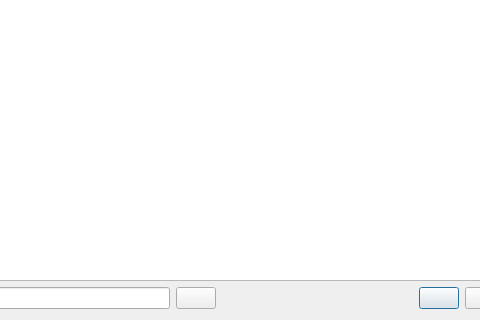
Old version of the form pordb_historie.ui in the repository hwmay/pordb3; both pictures show x 341 to 821 and y 434 to 754 of the 903 by 754 pixel window.
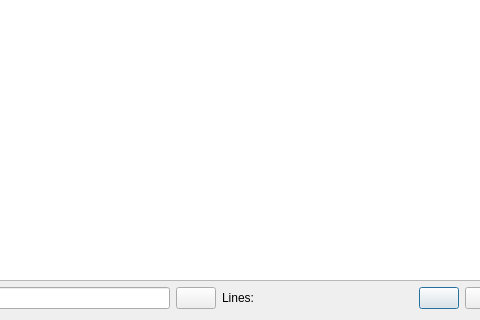
New version of the form. Icons and pictures are not drawn.

Commit message: New function: add number of lines to history screen

The edit to the form file:
```diff
--- a/pordb_historie.ui
+++ b/pordb_historie.ui
@@ -77,6 +77,20 @@
          </property>
         </widget>
        </item>
+       <item>
+        <widget class="QLabel" name="label_1">
+         <property name="text">
+          <string>Lines: </string>
+         </property>
+        </widget>
+       </item>
+       <item>
+        <widget class="QLabel" name="labelLines">
+         <property name="text">
+          <string/>
+         </property>
+        </widget>
+       </item>
        <item>
         <spacer name="horizontalSpacer">
          <property name="orientation">
```
The commit also changes 4 other files.
